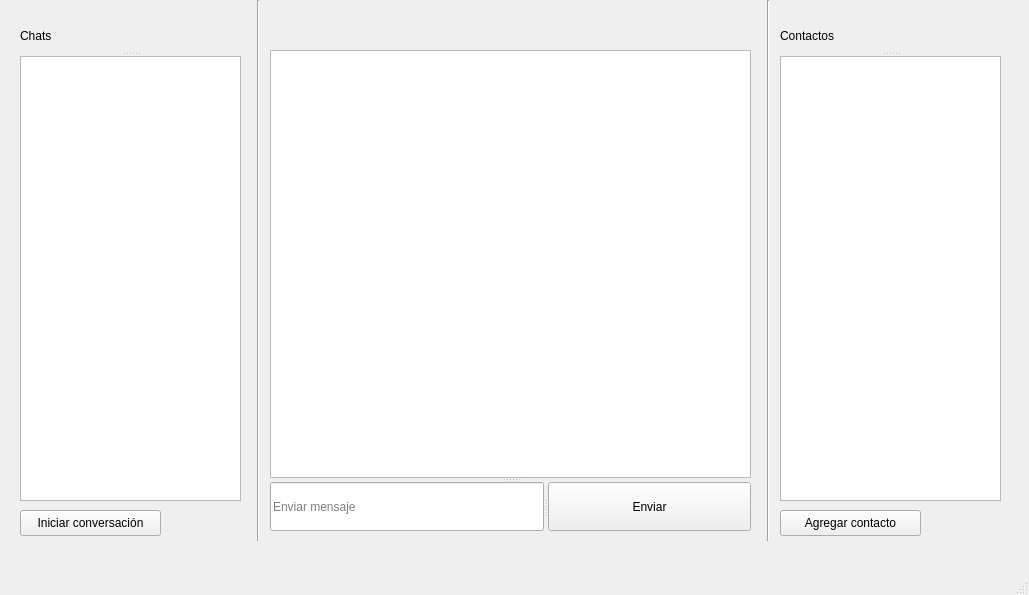
This is ui/mainwindow.ui in VIL20776/Repo-Cliente-XMPP as Qt 5 draws it before an edit. The edited form follows.
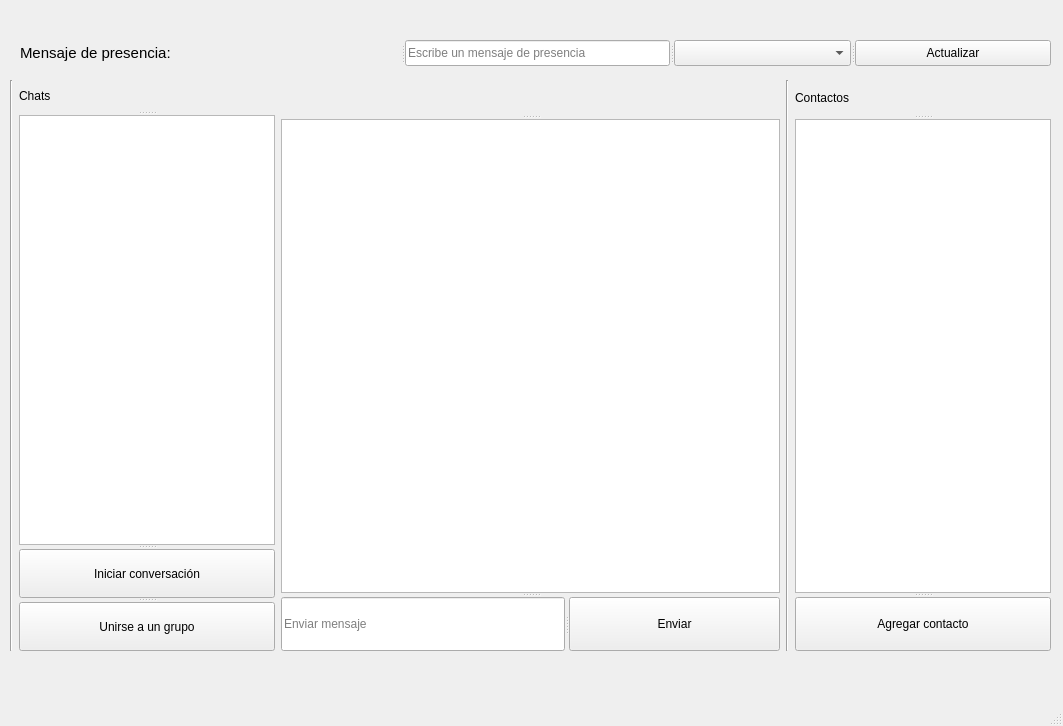
This is the edited form.

Commit message: mainwindow ui extended

```diff
--- a/ui/mainwindow.ui
+++ b/ui/mainwindow.ui
@@ -6,164 +6,199 @@
    <rect>
     <x>0</x>
     <y>0</y>
-    <width>1029</width>
-    <height>595</height>
+    <width>1063</width>
+    <height>726</height>
    </rect>
   </property>
   <property name="windowTitle">
    <string>MainWindow</string>
   </property>
   <widget class="QWidget" name="centralwidget">
-   <widget class="Line" name="line">
-    <property name="geometry">
-     <rect>
-      <x>250</x>
-      <y>0</y>
-      <width>16</width>
-      <height>541</height>
-     </rect>
-    </property>
-    <property name="orientation">
-     <enum>Qt::Orientation::Vertical</enum>
-    </property>
-   </widget>
-   <widget class="QPushButton" name="add_chat">
+   <widget class="QLabel" name="jid">
     <property name="geometry">
      <rect>
       <x>20</x>
-      <y>510</y>
-      <width>141</width>
-      <height>26</height>
+      <y>10</y>
+      <width>1011</width>
+      <height>18</height>
      </rect>
     </property>
-    <property name="text">
-     <string>Iniciar conversación</string>
-    </property>
-   </widget>
-   <widget class="QLabel" name="chat_label">
-    <property name="geometry">
-     <rect>
-      <x>270</x>
-      <y>20</y>
-      <width>481</width>
-      <height>20</height>
-     </rect>
+    <property name="font">
+     <font>
+      <bold>true</bold>
+     </font>
     </property>
     <property name="text">
      <string/>
     </property>
-    <property name="wordWrap">
-     <bool>false</bool>
+    <property name="scaledContents">
+     <bool>true</bool>
     </property>
    </widget>
-   <widget class="QSplitter" name="splitter_3">
+   <widget class="QWidget" name="">
     <property name="geometry">
      <rect>
-      <x>780</x>
-      <y>20</y>
-      <width>221</width>
-      <height>481</height>
+      <x>10</x>
+      <y>80</y>
+      <width>1041</width>
+      <height>571</height>
      </rect>
     </property>
-    <property name="orientation">
-     <enum>Qt::Orientation::Vertical</enum>
-    </property>
-    <widget class="QLabel" name="label_3">
-     <property name="text">
-      <string>Contactos</string>
-     </property>
-    </widget>
-    <widget class="QListWidget" name="contact_list">
-     <property name="maximumSize">
-      <size>
-       <width>256</width>
-       <height>16777215</height>
-      </size>
-     </property>
-    </widget>
+    <layout class="QHBoxLayout" name="horizontalLayout">
+     <item>
+      <widget class="Line" name="line">
+       <property name="orientation">
+        <enum>Qt::Orientation::Vertical</enum>
+       </property>
+      </widget>
+     </item>
+     <item>
+      <widget class="QSplitter" name="splitter">
+       <property name="orientation">
+        <enum>Qt::Orientation::Vertical</enum>
+       </property>
+       <widget class="QLabel" name="label_2">
+        <property name="text">
+         <string>Chats</string>
+        </property>
+       </widget>
+       <widget class="QListWidget" name="chat_list">
+        <property name="maximumSize">
+         <size>
+          <width>256</width>
+          <height>16777215</height>
+         </size>
+        </property>
+       </widget>
+       <widget class="QPushButton" name="add_chat">
+        <property name="text">
+         <string>Iniciar conversación</string>
+        </property>
+       </widget>
+       <widget class="QPushButton" name="add_chat_group">
+        <property name="text">
+         <string>Unirse a un grupo</string>
+        </property>
+       </widget>
+      </widget>
+     </item>
+     <item>
+      <widget class="QSplitter" name="splitter_4">
+       <property name="orientation">
+        <enum>Qt::Orientation::Vertical</enum>
+       </property>
+       <widget class="QLabel" name="chat_label">
+        <property name="text">
+         <string/>
+        </property>
+        <property name="wordWrap">
+         <bool>false</bool>
+        </property>
+       </widget>
+       <widget class="QListWidget" name="message_list"/>
+       <widget class="QSplitter" name="splitter_2">
+        <property name="orientation">
+         <enum>Qt::Orientation::Horizontal</enum>
+        </property>
+        <widget class="QLineEdit" name="msg_input">
+         <property name="text">
+          <string/>
+         </property>
+         <property name="placeholderText">
+          <string>Enviar mensaje</string>
+         </property>
+        </widget>
+        <widget class="QPushButton" name="send">
+         <property name="text">
+          <string>Enviar</string>
+         </property>
+        </widget>
+       </widget>
+      </widget>
+     </item>
+     <item>
+      <widget class="Line" name="line_2">
+       <property name="orientation">
+        <enum>Qt::Orientation::Vertical</enum>
+       </property>
+      </widget>
+     </item>
+     <item>
+      <widget class="QSplitter" name="splitter_3">
+       <property name="orientation">
+        <enum>Qt::Orientation::Vertical</enum>
+       </property>
+       <widget class="QLabel" name="label_3">
+        <property name="text">
+         <string>Contactos</string>
+        </property>
+       </widget>
+       <widget class="QListWidget" name="contact_list">
+        <property name="maximumSize">
+         <size>
+          <width>256</width>
+          <height>16777215</height>
+         </size>
+        </property>
+       </widget>
+       <widget class="QPushButton" name="add_contact">
+        <property name="text">
+         <string>Agregar contacto</string>
+        </property>
+       </widget>
+      </widget>
+     </item>
+    </layout>
    </widget>
-   <widget class="Line" name="line_2">
-    <property name="geometry">
-     <rect>
-      <x>760</x>
-      <y>0</y>
-      <width>16</width>
-      <height>541</height>
-     </rect>
-    </property>
-    <property name="orientation">
-     <enum>Qt::Orientation::Vertical</enum>
-    </property>
-   </widget>
-   <widget class="QPushButton" name="add_contact">
-    <property name="geometry">
-     <rect>
-      <x>780</x>
-      <y>510</y>
-      <width>141</width>
-      <height>26</height>
-     </rect>
-    </property>
-    <property name="text">
-     <string>Agregar contacto</string>
-    </property>
-   </widget>
-   <widget class="QSplitter" name="splitter">
+   <widget class="QSplitter" name="splitter_5">
     <property name="geometry">
      <rect>
       <x>20</x>
-      <y>20</y>
-      <width>221</width>
-      <height>481</height>
+      <y>40</y>
+      <width>1031</width>
+      <height>26</height>
      </rect>
     </property>
     <property name="orientation">
-     <enum>Qt::Orientation::Vertical</enum>
+     <enum>Qt::Orientation::Horizontal</enum>
     </property>
-    <widget class="QLabel" name="label_2">
+    <widget class="QLabel" name="label">
+     <property name="font">
+      <font>
+       <pointsize>11</pointsize>
+       <bold>false</bold>
+      </font>
+     </property>
      <property name="text">
-      <string>Chats</string>
+      <string>Mensaje de presencia: </string>
+     </property>
+     <property name="scaledContents">
+      <bool>true</bool>
      </property>
     </widget>
-    <widget class="QListWidget" name="chat_list">
+    <widget class="QLineEdit" name="presence_message">
      <property name="maximumSize">
       <size>
-       <width>256</width>
+       <width>16777215</width>
        <height>16777215</height>
       </size>
      </property>
+     <property name="placeholderText">
+      <string>Escribe un mensaje de presencia</string>
+     </property>
     </widget>
-   </widget>
-   <widget class="QSplitter" name="chat_segment">
-    <property name="geometry">
-     <rect>
-      <x>270</x>
-      <y>50</y>
-      <width>481</width>
-      <height>481</height>
-     </rect>
-    </property>
-    <property name="orientation">
-     <enum>Qt::Orientation::Vertical</enum>
-    </property>
-    <widget class="QListWidget" name="message_list"/>
-    <widget class="QSplitter" name="splitter_2">
-     <property name="orientation">
-      <enum>Qt::Orientation::Horizontal</enum>
+    <widget class="QComboBox" name="pressence_status">
+     <property name="editable">
+      <bool>false</bool>
      </property>
-     <widget class="QLineEdit" name="msg_input">
-      <property name="text">
-       <string/>
-      </property>
-      <property name="placeholderText">
-       <string>Enviar mensaje</string>
-      </property>
-     </widget>
-     <widget class="QPushButton" name="send">
-      <property name="text">
-       <string>Enviar</string>
-      </property>
-     </widget>
+     <property name="currentIndex">
+      <number>-1</number>
+     </property>
+    </widget>
+    <widget class="QPushButton" name="update_presence">
+     <property name="text">
+      <string>Actualizar</string>
+     </property>
     </widget>
    </widget>
   </widget>
```
Left out of the diff: 2 changed lines with no effect on the pictures.
